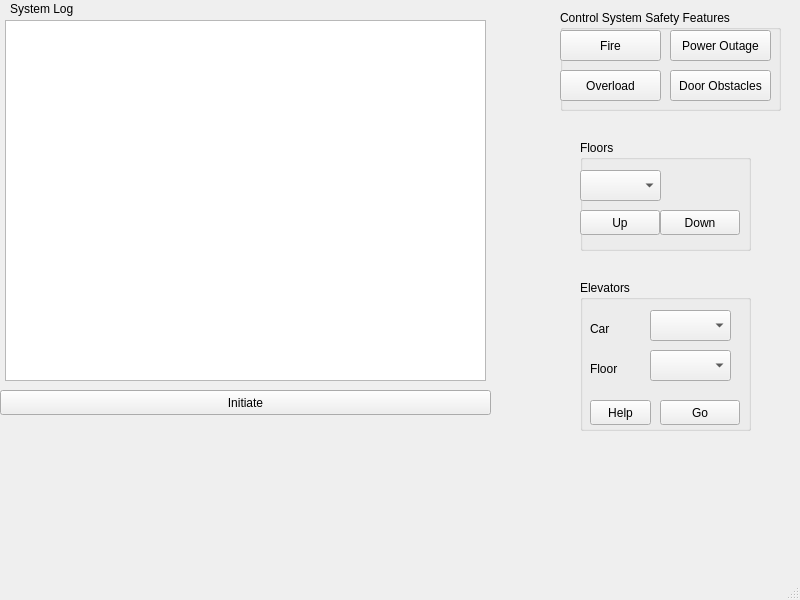
This is A3/mainwindow.ui in bradyhoard/Elevator-Simulator as Qt 5 draws it before an edit. The edited form follows.
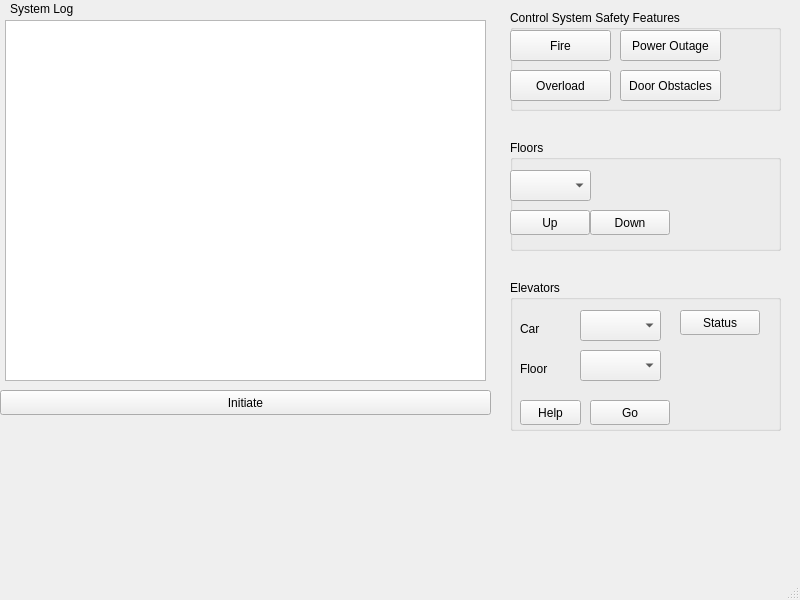
This is the edited form.

Patch:
```diff
--- a/A3/mainwindow.ui
+++ b/A3/mainwindow.ui
@@ -27,9 +27,9 @@
    <widget class="QGroupBox" name="groupBox">
     <property name="geometry">
      <rect>
-      <x>560</x>
+      <x>510</x>
       <y>10</y>
-      <width>221</width>
+      <width>271</width>
       <height>101</height>
      </rect>
     </property>
@@ -105,9 +105,9 @@
    <widget class="QGroupBox" name="groupBox_2">
     <property name="geometry">
      <rect>
-      <x>580</x>
+      <x>510</x>
       <y>140</y>
-      <width>171</width>
+      <width>271</width>
       <height>111</height>
      </rect>
     </property>
@@ -154,9 +154,9 @@
    <widget class="QGroupBox" name="groupBox_3">
     <property name="geometry">
      <rect>
-      <x>580</x>
+      <x>510</x>
       <y>280</y>
-      <width>171</width>
+      <width>271</width>
       <height>151</height>
      </rect>
     </property>
@@ -235,6 +235,19 @@
       <string>Go</string>
      </property>
     </widget>
+    <widget class="QPushButton" name="ElevatorStatusButton">
+     <property name="geometry">
+      <rect>
+       <x>170</x>
+       <y>30</y>
+       <width>80</width>
+       <height>25</height>
+      </rect>
+     </property>
+     <property name="text">
+      <string>Status</string>
+     </property>
+    </widget>
    </widget>
    <widget class="QPushButton" name="initiateButton">
     <property name="geometry">
```
